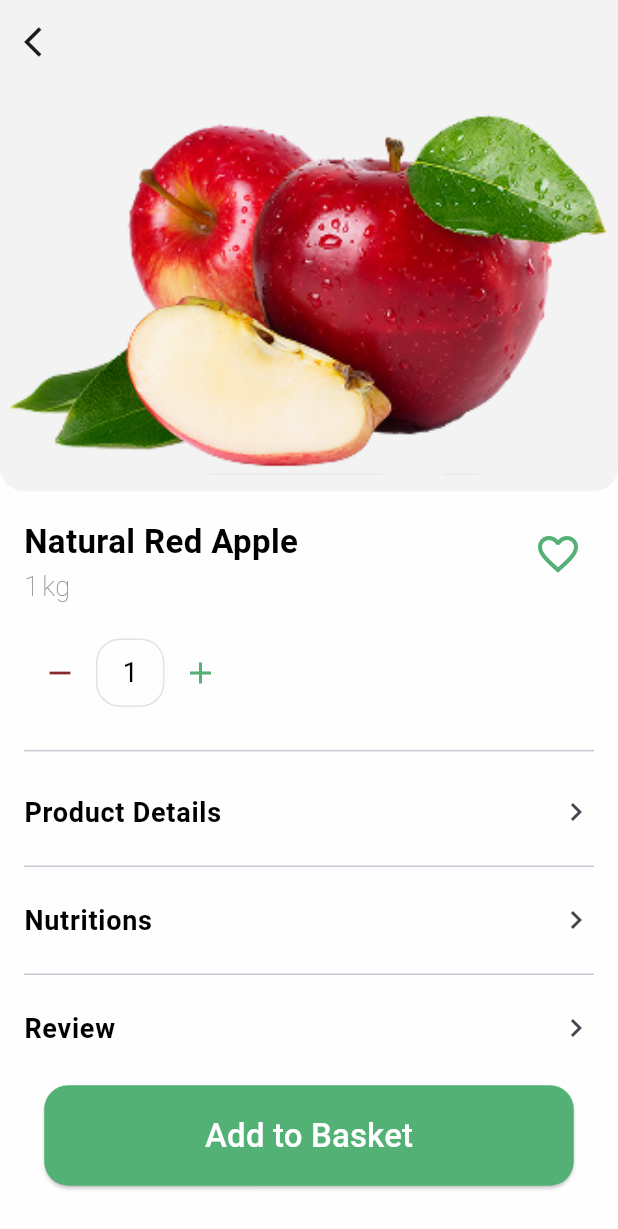
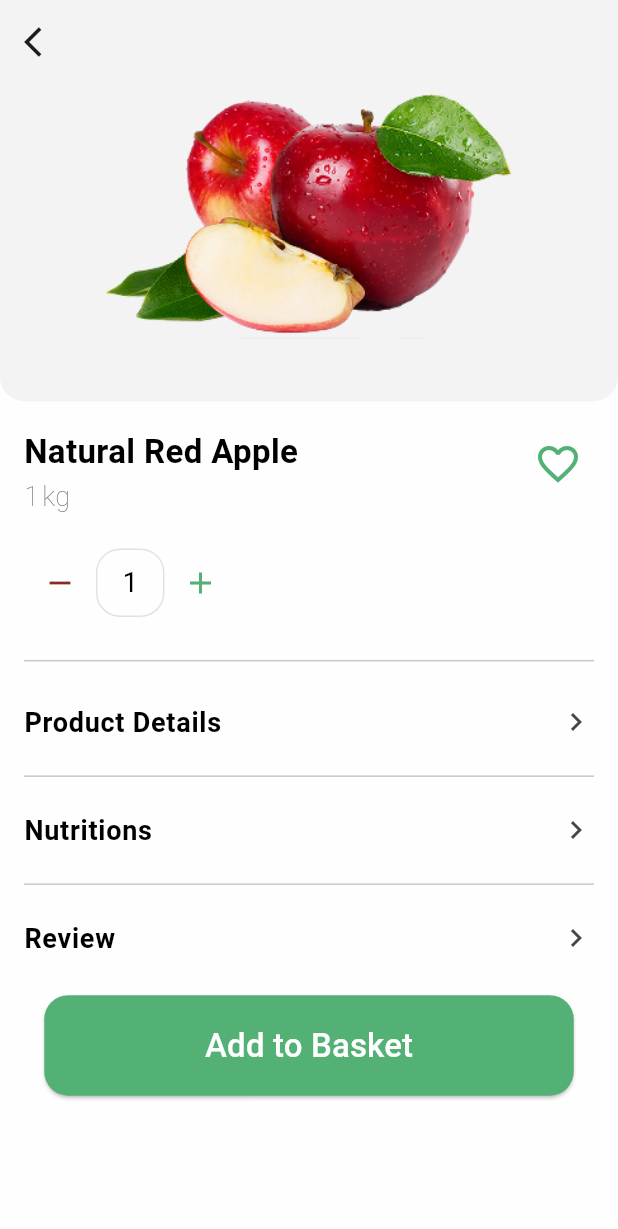
Before and after one commit to CleisonFreitas/flutter_grocery_store, a Flutter app: the ProductDetailScreen screen opened directly, on a phone screen of 412 x 824 dp. Shown: the top 1229 px of the screen. Run offline on Flutter 3.47's test engine with Material 3 defaults, Android fonts, the phone set to English and light mode, and no system bars; our stand-ins replace mask_text_input_formatter; missing offline and left inert: money2.

Commit message:
feat(mask) adding phone, zip code mask and aligning the image in the product details card

```diff
--- a/lib/screens/location_screen.dart
+++ b/lib/screens/location_screen.dart
@@ -1,6 +1,7 @@
 import 'package:flutter/material.dart';
 import 'package:nt_app/constants/app_colors.dart';
 import 'package:nt_app/constants/app_texts.dart';
+import 'package:nt_app/helpers/mask_formatter.dart';
 import 'package:nt_app/screens/login_screen.dart';
 import 'package:nt_app/widgets/content_container.dart';
 import 'package:nt_app/widgets/form_input.dart';
@@ -77,9 +78,10 @@ class _LocationScreenState extends State<LocationScreen> {
                     autoFocus: true,
                     isNumeric: true,
                     keyboardType: TextInputType.number,
-                    maxLength: 8,
+                    maxLength: 10,
                     label: 'Zip code',
                     icon: Icons.maps_home_work,
+                    formatters: MaskFormatter.zipCodeFormatter(),
                   ),
                   RequisitionModal(
                     modalName: 'Submit',
--- a/lib/screens/product_detail_screen.dart
+++ b/lib/screens/product_detail_screen.dart
@@ -45,7 +45,7 @@ class _ProductDetailScreenState extends State<ProductDetailScreen> {
             crossAxisAlignment: CrossAxisAlignment.start,
             children: <Widget>[
               Container(
-                height: 271.44,
+                height: 211.44,
                 decoration: const BoxDecoration(
                   color: AppColors.fruitBackGroundColor,
                   borderRadius: BorderRadius.only(
@@ -53,12 +53,14 @@ class _ProductDetailScreenState extends State<ProductDetailScreen> {
                     bottomRight: Radius.circular(16),
                   ),
                 ),
-                alignment: Alignment.center,
-                child: SizedBox(
-                  height: 250,
-                  child: Image.asset(
-                    'assets/images/grocery_items/apple.png',
-                    fit: BoxFit.cover,
+                child: Align(
+                  alignment: Alignment.topCenter,
+                  child: SizedBox(
+                    height: 170,
+                    child: Image.asset(
+                      'assets/images/grocery_items/apple.png',
+                      fit: BoxFit.cover,
+                    ),
                   ),
                 ),
               ),
--- a/lib/screens/sign_in_screen.dart
+++ b/lib/screens/sign_in_screen.dart
@@ -1,6 +1,7 @@
 import 'package:flutter/material.dart';
 import 'package:nt_app/constants/app_colors.dart';
 import 'package:nt_app/constants/app_texts.dart';
+import 'package:nt_app/helpers/mask_formatter.dart';
 import 'package:nt_app/screens/number_validation_screen.dart';
 import 'package:nt_app/widgets/custom_button.dart';
 import 'package:nt_app/widgets/form_input.dart';
@@ -56,8 +57,9 @@ class _SignInScreenState extends State<SignInScreen> {
                       controller: _numberInputController,
                       prefix: '+55',
                       icon: Icons.phone_android_sharp,
-                      keyboardType: TextInputType.number,
-                      maxLength: 12,
+                      keyboardType: TextInputType.phone,
+                      maxLength: 16,
+                      formatters: MaskFormatter.phoneFormatter(),
                     ),
                     SizedBox(
                       width: double.infinity,
--- a/lib/widgets/form_input.dart
+++ b/lib/widgets/form_input.dart
@@ -19,6 +19,7 @@ class FormInput extends StatelessWidget {
   final bool? isPassword;
   final bool? isCircularInput;
   final VoidCallback? suffixAction;
+  final TextInputFormatter? formatters;
 
   static const UnderlineInputBorder underlineInputBorder = UnderlineInputBorder(
     borderSide: BorderSide(
@@ -46,6 +47,7 @@ class FormInput extends StatelessWidget {
     this.isCircularInput,
     this.suffixIcon,
     this.suffixAction,
+    this.formatters,
   });
 
   @override
@@ -61,6 +63,7 @@ class FormInput extends StatelessWidget {
           ),
         ],
         TextField(
+          inputFormatters: formatters != null ? [formatters!] : [],
           cursorColor: (isCircularInput != null && isCircularInput!)
               ? AppColors.darkContext
               : AppColors.labelColor,
--- a/pubspec.yaml
+++ b/pubspec.yaml
@@ -18,6 +18,7 @@ dependencies:
   flutter_slidable: ^4.0.0
 
   money2: ^5.4.6
+  mask_text_input_formatter: ^2.9.0
 
 dev_dependencies:
   flutter_test:
```
Also changed, not shown: lib/helpers/mask_formatter.dart (added, +19 -0 lines), lib/screens/number_validation_screen.dart (+5 -3 lines), pubspec.lock.
